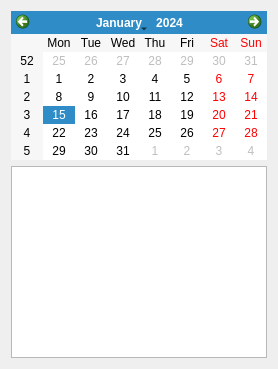
Above: calendarview.ui from MijersOne/CyberDom-Qt before the change. Below: the same form after it.
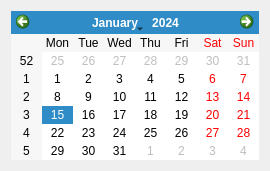
That is the form after the change.

Commit message: Remove list widget from calendar

What changed in the file:
```diff
--- a/calendarview.ui
+++ b/calendarview.ui
@@ -6,9 +6,6 @@
    <item>
     <widget class="QCalendarWidget" name="calendarWidget"/>
    </item>
-   <item>
-    <widget class="QListWidget" name="listWidget"/>
-   </item>
   </layout>
  </widget>
  <resources/>
```
The commit also changes 2 other files.
